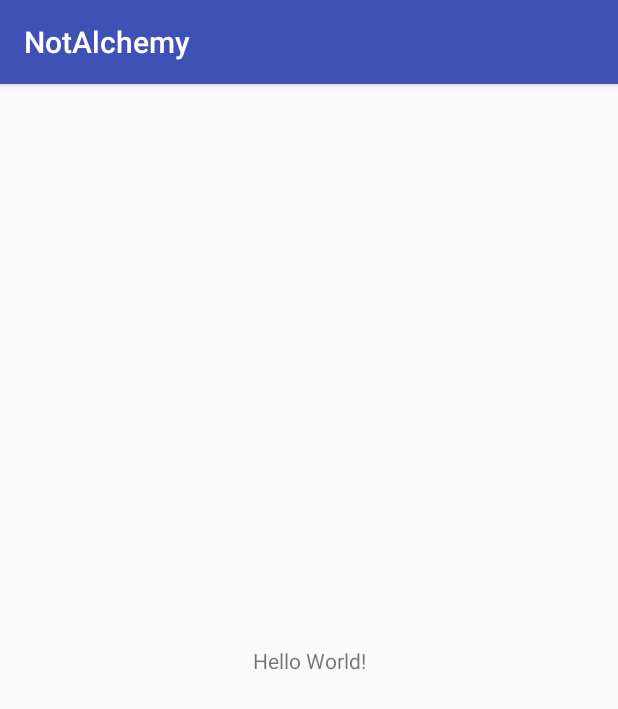
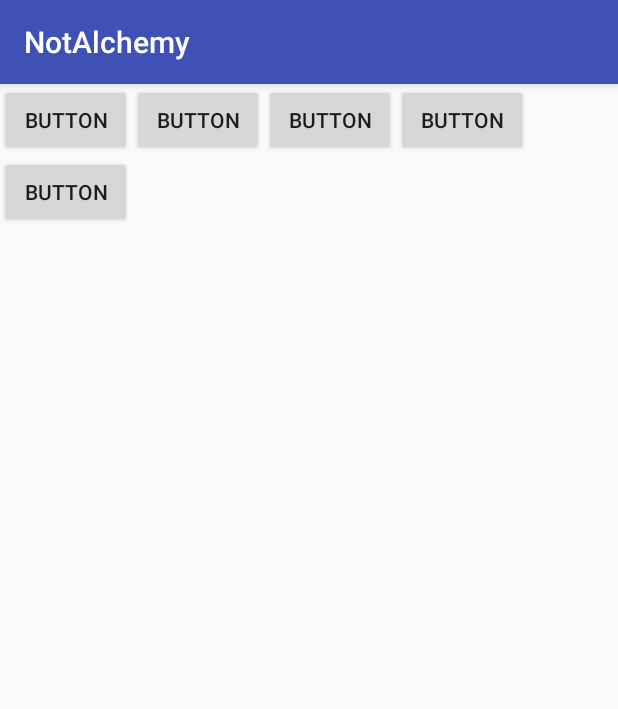
Before and after one commit to mathiassand/NotAlchemy, an Android app: the screen it shows after launch (MainActivity), on a phone screen of 412 x 824 dp. Shown: the top 709 px of the screen. Run offline under Robolectric (Android 15) with nearby library versions, the phone set to English and light mode, and no system bars.

Commit message:
i made buttons
and layout

```diff
--- a/NotAlchemy/app/src/main/res/layout/activity_main.xml
+++ b/NotAlchemy/app/src/main/res/layout/activity_main.xml
@@ -6,13 +6,58 @@
     android:layout_height="match_parent"
     tools:context="com.example.larsnielsen.notalchemy.MainActivity">
 
-    <TextView
-        android:layout_width="wrap_content"
-        android:layout_height="wrap_content"
-        android:text="Hello World!"
-        app:layout_constraintBottom_toBottomOf="parent"
-        app:layout_constraintLeft_toLeftOf="parent"
-        app:layout_constraintRight_toRightOf="parent"
-        app:layout_constraintTop_toTopOf="parent" />
+    <TableLayout
+        android:layout_width="368dp"
+        android:layout_height="495dp"
+        tools:layout_editor_absoluteY="8dp"
+        tools:layout_editor_absoluteX="8dp">
 
+        <TableRow
+            android:layout_width="match_parent"
+            android:layout_height="match_parent" >
+
+            <Button
+                android:id="@+id/button4"
+                android:layout_width="wrap_content"
+                android:layout_height="wrap_content"
+                android:text="Button" />
+
+            <Button
+                android:id="@+id/button3"
+                android:layout_width="wrap_content"
+                android:layout_height="wrap_content"
+                android:text="Button" />
+
+            <Button
+                android:id="@+id/button2"
+                android:layout_width="wrap_content"
+                android:layout_height="wrap_content"
+                android:text="Button" />
+
+            <Button
+                android:id="@+id/button"
+                android:layout_width="wrap_content"
+                android:layout_height="wrap_content"
+                android:text="Button" />
+        </TableRow>
+
+        <TableRow
+            android:layout_width="match_parent"
+            android:layout_height="match_parent" >
+
+            <Button
+                android:id="@+id/button5"
+                android:layout_width="wrap_content"
+                android:layout_height="wrap_content"
+                android:text="Button" />
+        </TableRow>
+
+        <TableRow
+            android:layout_width="match_parent"
+            android:layout_height="match_parent" />
+
+        <TableRow
+            android:layout_width="match_parent"
+            android:layout_height="match_parent" />
+    </TableLayout>
 </android.support.constraint.ConstraintLayout>
```
